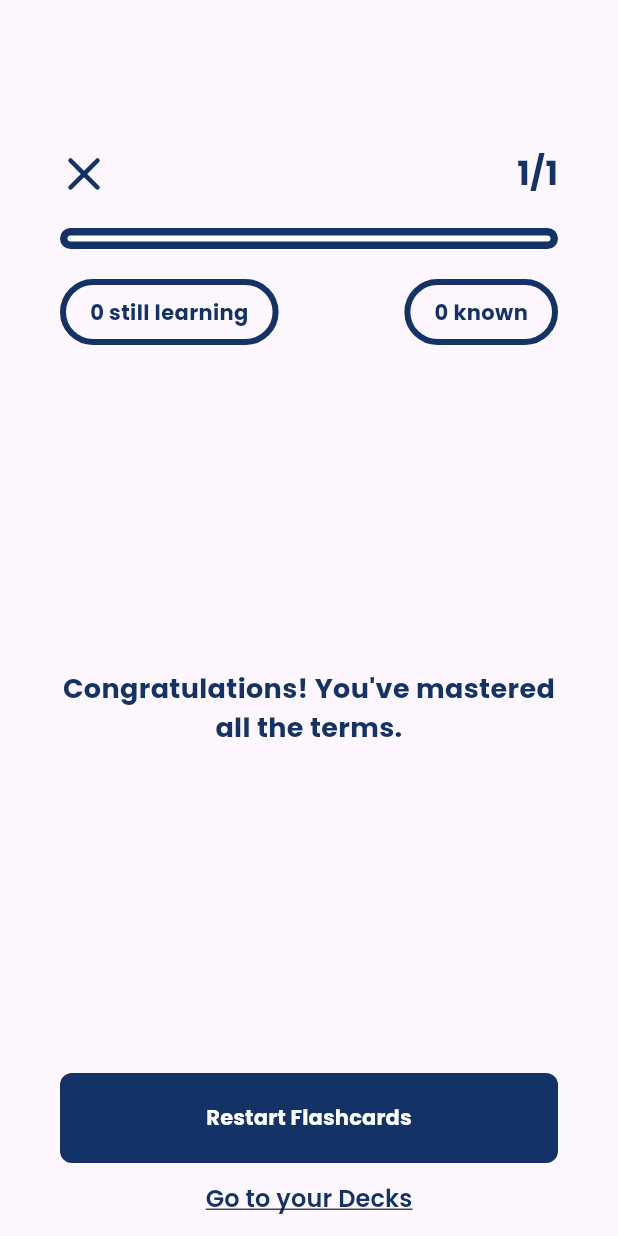
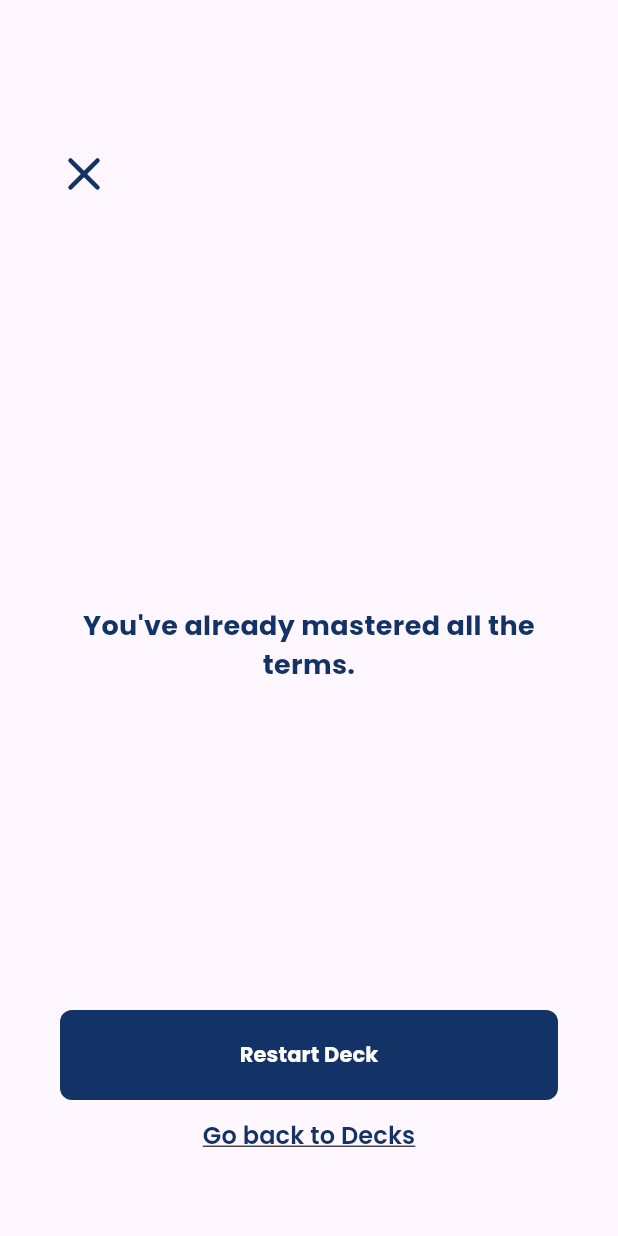
Before and after one commit to juul-vandevelde-howest/smartAppDev-eindopdracht, a Flutter app: the Results screen opened directly, on a phone screen of 412 x 824 dp. Run offline on Flutter 3.47's test engine with Material 3 defaults, Android fonts, the phone set to English and light mode, and no system bars; our stand-ins replace firebase_auth, firebase_core, phosphor_flutter; accounts and stored records are empty.

Commit message:
feat: added different content for when studying a deck thats already finished

```diff
--- a/lib/routes/flip/results.dart
+++ b/lib/routes/flip/results.dart
@@ -110,6 +110,8 @@ class Results extends StatelessWidget {
                         color: Color(0xFF133266),
                       ),
                     ),
+                    if (studyProvider.learningCount + studyProvider.knownCount >
+                        0)
                       Text(
                         "${studyProvider.currentIndex}/${studyProvider.currentIndex}",
                         style: const TextStyle(
@@ -119,11 +121,14 @@ class Results extends StatelessWidget {
                       ),
                   ],
                 ),
-                const Padding(
+                studyProvider.learningCount + studyProvider.knownCount > 0
+                    ? const Padding(
                         padding: EdgeInsets.symmetric(vertical: 20),
                         child: Progressbar(value: 1),
-                ),
-                Row(
+                      )
+                    : const SizedBox(height: 40),
+                studyProvider.learningCount + studyProvider.knownCount > 0
+                    ? Row(
                         mainAxisAlignment: MainAxisAlignment.spaceBetween,
                         children: [
                           Container(
@@ -171,7 +176,8 @@ class Results extends StatelessWidget {
                             ),
                           ),
                         ],
-                ),
+                      )
+                    : const SizedBox(height: 16),
                 SizedBox(
                   height: MediaQuery.of(context).size.height * 0.72,
                   child: Column(
@@ -180,9 +186,14 @@ class Results extends StatelessWidget {
                     children: [
                       const SizedBox(height: 0),
                       Text(
-                        studyProvider.knownCount == studyProvider.totalCards
+                        (studyProvider.learningCount +
+                                    studyProvider.knownCount ==
+                                0)
+                            ? "You've already mastered all the terms."
+                            : (studyProvider.knownCount ==
+                                    studyProvider.totalCards
                                 ? "Congratulations! You've mastered all the terms."
-                            : "You are doing brilliantly! Keep focussing on the tough terms.",
+                                : "You are doing brilliantly! Keep focussing on the tough terms."),
                         style: const TextStyle(
                           fontSize: 18,
                           fontWeight: FontWeight.bold,
@@ -201,14 +212,20 @@ class Results extends StatelessWidget {
                             child: TextButton(
                               onPressed: () {
                                 studyProvider.knownCount ==
-                                        studyProvider.totalCards
+                                            studyProvider.totalCards ||
+                                        studyProvider.learningCount +
+                                                studyProvider.knownCount ==
+                                            0
                                     ? restartDeck()
                                     : continueDeck();
                               },
                               child: Text(
                                 studyProvider.knownCount ==
-                                        studyProvider.totalCards
-                                    ? 'Restart Flashcards'
+                                            studyProvider.totalCards ||
+                                        studyProvider.learningCount +
+                                                studyProvider.knownCount ==
+                                            0
+                                    ? 'Restart Deck'
                                     : 'Keep Studying',
                                 style: const TextStyle(
                                   color: Colors.white,
@@ -220,7 +237,10 @@ class Results extends StatelessWidget {
                           TextButton(
                             onPressed: () {
                               studyProvider.knownCount ==
-                                      studyProvider.totalCards
+                                          studyProvider.totalCards ||
+                                      studyProvider.learningCount +
+                                              studyProvider.knownCount ==
+                                          0
                                   ? goToDecks()
                                   : restartDeck();
                             },
@@ -232,9 +252,12 @@ class Results extends StatelessWidget {
                             ),
                             child: Text(
                               studyProvider.knownCount ==
-                                      studyProvider.totalCards
-                                  ? 'Go to your Decks'
-                                  : 'Restart Flashcards',
+                                          studyProvider.totalCards ||
+                                      studyProvider.learningCount +
+                                              studyProvider.knownCount ==
+                                          0
+                                  ? 'Go back to Decks'
+                                  : 'Restart Deck',
                               style: const TextStyle(
                                 fontSize: 16,
                                 fontWeight: FontWeight.w600,
--- a/lib/widgets/deck_card.dart
+++ b/lib/widgets/deck_card.dart
@@ -1,4 +1,5 @@
 import 'package:flip/routes/flip/add.dart';
+import 'package:flip/routes/flip/results.dart';
 import 'package:flutter/material.dart';
 import 'package:phosphor_flutter/phosphor_flutter.dart';
 import 'package:flip/routes/flip/study.dart';
@@ -31,7 +32,9 @@ class DeckCard extends StatelessWidget {
                   pageBuilder: (BuildContext context,
                       Animation<double> animation1,
                       Animation<double> animation2) {
-                    return Study(deckId: id, deckData: cards);
+                    return learnedCount == cardCount
+                        ? const Results()
+                        : Study(deckId: id, deckData: cards);
                   },
                   transitionDuration: Duration.zero,
                   reverseTransitionDuration: Duration.zero,
```
Lines whose indentation alone changed are shown as unchanged.
